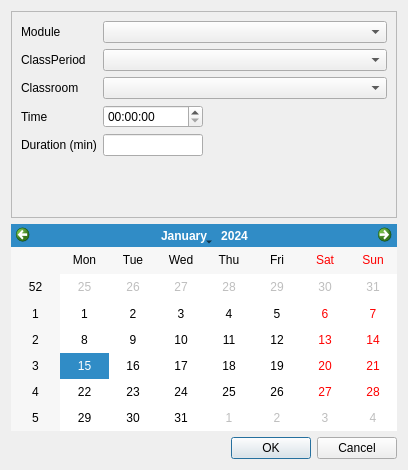
The window that Gui/WindowEditTimeSlot.ui (JeanCoquet/Zebulon) describes before a commit, drawn with Qt 5.
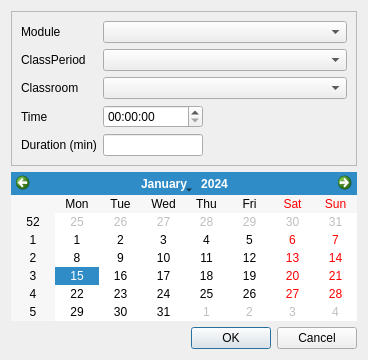
The same window after the commit.

The edit to the form file:
```diff
--- a/Gui/WindowEditTimeSlot.ui
+++ b/Gui/WindowEditTimeSlot.ui
@@ -6,8 +6,8 @@
    <rect>
     <x>0</x>
     <y>0</y>
-    <width>408</width>
-    <height>470</height>
+    <width>368</width>
+    <height>360</height>
    </rect>
   </property>
   <property name="windowTitle">
@@ -24,8 +24,8 @@
        <rect>
         <x>0</x>
         <y>0</y>
-        <width>388</width>
-        <height>204</height>
+        <width>354</width>
+        <height>154</height>
        </rect>
       </property>
       <layout class="QFormLayout" name="formLayout">
```
